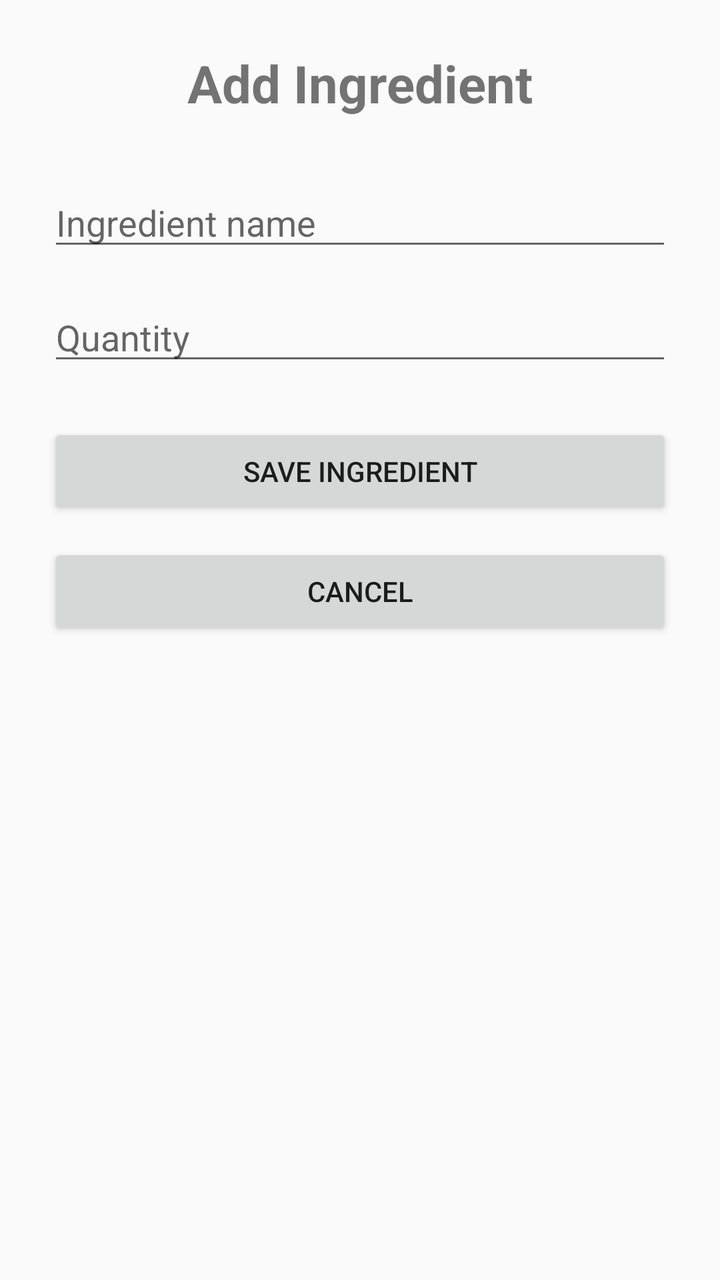
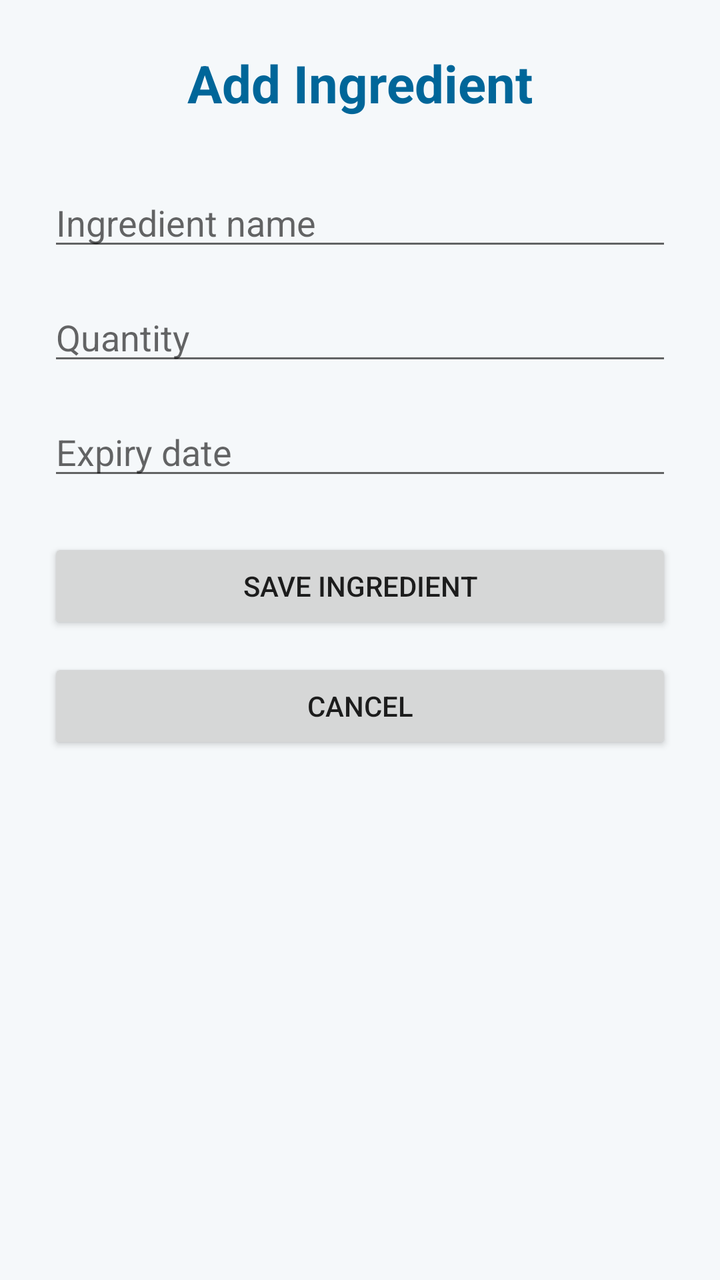

Two renders of the same Android screen: before a commit and after it. Below are the layout's source before the change and the commit's diff.
<!-- AndroidManifest.xml: application theme Theme.SmartPantryManager -->
<!-- res/layout/activity_add_edit_ingredient.xml -->
<?xml version="1.0" encoding="utf-8"?>
<LinearLayout xmlns:android="http://schemas.android.com/apk/res/android"
    xmlns:tools="http://schemas.android.com/tools"
    android:layout_width="match_parent"
    android:layout_height="match_parent"
    android:orientation="vertical"
    android:padding="24dp">

    <TextView
        android:id="@+id/tvFormTitle"
        android:layout_width="match_parent"
        android:layout_height="wrap_content"
        android:text="Add Ingredient"
        android:textSize="26sp"
        android:textStyle="bold"
        android:gravity="center"
        android:layout_marginBottom="30dp"
        tools:ignore="HardcodedText" />

    <EditText
        android:id="@+id/etIngredientName"
        android:layout_width="match_parent"
        android:layout_height="wrap_content"
        android:hint="Ingredient name"
        android:inputType="text"
        android:layout_marginBottom="16dp"
        tools:ignore="Autofill,HardcodedText" />

    <EditText
        android:id="@+id/etQuantity"
        android:layout_width="match_parent"
        android:layout_height="wrap_content"
        android:hint="Quantity"
        android:inputType="number"
        android:layout_marginBottom="24dp"
        tools:ignore="Autofill,HardcodedText" />

    <Button
        android:id="@+id/btnSaveIngredient"
        android:layout_width="match_parent"
        android:layout_height="wrap_content"
        android:text="Save Ingredient"
        android:layout_marginBottom="12dp"
        tools:ignore="HardcodedText" />

    <Button
        android:id="@+id/btnCancel"
        android:layout_width="match_parent"
        android:layout_height="wrap_content"
        android:text="Cancel"
        tools:ignore="HardcodedText" />

</LinearLayout>
<!-- resources referenced by this layout -->
<resources>
  <style name="Theme.SmartPantryManager" parent="Theme.AppCompat.Light.NoActionBar" />
</resources>

<!-- the commit's change to res/layout/activity_add_edit_ingredient.xml (unified diff, before → after) -->
@@ -4,6 +4,7 @@
     android:layout_width="match_parent"
     android:layout_height="match_parent"
     android:orientation="vertical"
+    android:background="#F5F8FA"
     android:padding="24dp">
 
     <TextView
@@ -13,6 +14,7 @@
         android:text="Add Ingredient"
         android:textSize="26sp"
         android:textStyle="bold"
+        android:textColor="#006699"
         android:gravity="center"
         android:layout_marginBottom="30dp"
         tools:ignore="HardcodedText" />
@@ -32,6 +34,17 @@
         android:layout_height="wrap_content"
         android:hint="Quantity"
         android:inputType="number"
+        android:layout_marginBottom="16dp"
+        tools:ignore="Autofill,HardcodedText" />
+
+    <EditText
+        android:id="@+id/etExpiryDate"
+        android:layout_width="match_parent"
+        android:layout_height="wrap_content"
+        android:clickable="true"
+        android:focusable="false"
+        android:hint="Expiry date"
+        android:inputType="none"
         android:layout_marginBottom="24dp"
         tools:ignore="Autofill,HardcodedText" />
 
